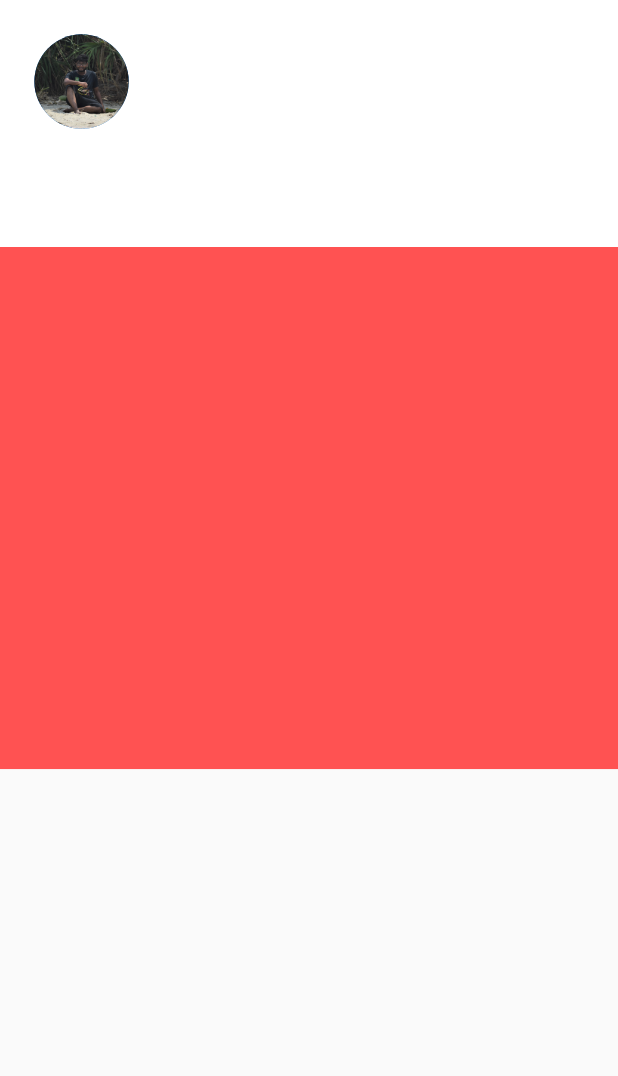
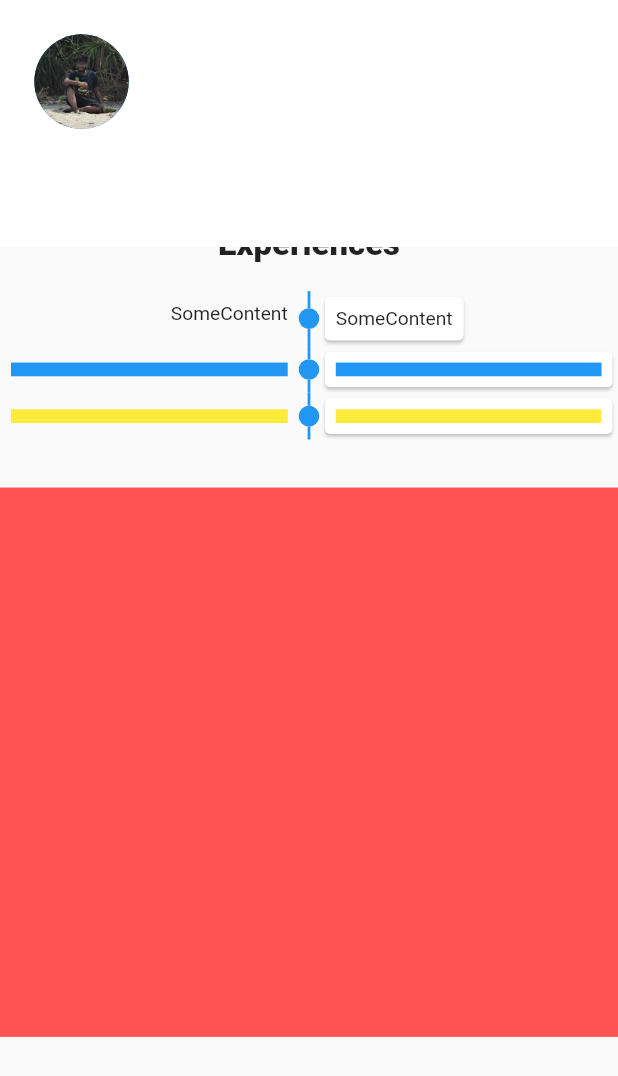
Before and after one commit to Fa-d/Portfolio, a Flutter app: the screen it shows after launch, scrolled down 576 dp, on a phone screen of 412 x 824 dp. Shown: the top 1076 px of the screen. Run offline on Flutter 3.47's test engine with Material 2 defaults, Android fonts, the phone set to English and light mode, and no system bars; drawn by our look-alikes of timelines; our stand-ins replace animated_text_kit, responsive_framework, simple_animations, supercharged, url_launcher_web; missing offline and left inert: blobs.

Commit message:
added sliverlist

```diff
--- a/lib/main_app.dart
+++ b/lib/main_app.dart
@@ -2,6 +2,7 @@ import 'package:flutter/material.dart';
 
 import 'app_bar_contents/appbar_deleget.dart';
 import 'app_bar_contents/appbar_drawer.dart';
+import 'sliver_list/FactorySliverListChild.dart';
 
 class MainApp extends StatefulWidget {
   @override
@@ -21,13 +22,21 @@ class _MainAppState extends State<MainApp> {
           SliverPersistentHeader(
             pinned: true,
             delegate:
-                SliverAppBarDelegate(MediaQuery.of(context).size, _scaffoldKey),
+            SliverAppBarDelegate(MediaQuery.of(context).size, _scaffoldKey),
+          ),
+          SliverList(
+            delegate: SliverChildBuilderDelegate(
+                  (context, index) => Padding(
+                padding: const EdgeInsets.only(bottom: 5),
+                child:FactorySliverListChild(index).getChild(),
+              ),
+              childCount: 3,
+            ),
           ),
           SliverFillRemaining(
             child: SingleChildScrollView(
               child: Column(
                 children: <Widget>[
-                  const Text('Text'),
                   Container(
                     color: Colors.redAccent,
                     height: 400,
--- /dev/null
+++ b/lib/sliver_list/FactorySliverListChild.dart
@@ -0,0 +1,31 @@
+import 'package:flutter/material.dart';
+
+import 'experience.dart';
+
+class FactorySliverListChild {
+  final index;
+
+  FactorySliverListChild(this.index);
+
+  Widget getChild() {
+    Widget ret = Container();
+    switch (index) {
+      case 0:
+        ret = Experience();
+        break;
+      case 1:
+        ret = Container(
+          color: Colors.blue,
+        );
+        break;
+      case 2:
+        ret = Container(
+          color: Colors.yellow,
+        );
+        break;
+      default:
+        ret = Container();
+    }
+    return ret;
+  }
+}
--- /dev/null
+++ b/lib/sliver_list/experience.dart
@@ -0,0 +1,47 @@
+import 'package:flutter/material.dart';
+import 'package:timelines/timelines.dart';
+
+import 'factory_experience.dart';
+
+class Experience extends StatelessWidget {
+  const Experience({Key? key}) : super(key: key);
+
+  @override
+  Widget build(BuildContext context) {
+    return Column(
+      children: [
+        SizedBox(
+          height: 20,
+        ),
+        Text(
+          "Experiences",
+          style: TextStyle(fontSize: 24, fontWeight: FontWeight.w800),
+        ),
+        SizedBox(
+          height: 20,
+        ),
+        FixedTimeline.tileBuilder(
+          builder: TimelineTileBuilder.connectedFromStyle(
+            contentsAlign: ContentsAlign.basic,
+            oppositeContentsBuilder: (context, index) => Padding(
+              padding: const EdgeInsets.all(8.0),
+              child: FactoryExperience(index).getOppositeContents(),
+            ),
+            contentsBuilder: (context, index) => Card(
+              child: Padding(
+                padding: const EdgeInsets.all(8.0),
+                child: FactoryExperience(index).getContents(),
+              ),
+            ),
+            connectorStyleBuilder: (context, index) => ConnectorStyle.solidLine,
+            indicatorStyleBuilder: (context, index) => IndicatorStyle.dot,
+            itemCount: 3,
+          ),
+        ),
+        SizedBox(
+          height: 20,
+        ),
+      ],
+    );
+  }
+}
--- /dev/null
+++ b/lib/sliver_list/factory_experience.dart
@@ -0,0 +1,64 @@
+import 'package:flutter/material.dart';
+
+
+
+class FactoryExperience {
+  final index;
+
+  FactoryExperience(this.index);
+
+  Widget getContents() {
+    Widget ret = Container();
+    switch (index) {
+      case 0:
+        ret = Column(
+          children: [
+            Text("SomeContent")
+          ],
+        );
+        break;
+      case 1:
+        ret = Container(
+          height: 10,
+          color: Colors.blue,
+        );
+        break;
+      case 2:
+        ret = Container(
+          height: 10,
+          color: Colors.yellow,
+        );
+        break;
+      default:
+        ret = Container();
+    }
+    return ret;
+  }
+  Widget getOppositeContents() {
+    Widget ret = Container();
+    switch (index) {
+      case 0:
+        ret = Column(
+          children: [
+            Text("SomeContent")
+          ],
+        );
+        break;
+      case 1:
+        ret = Container(
+          height: 10,
+          color: Colors.blue,
+        );
+        break;
+      case 2:
+        ret = Container(
+          height: 10,
+          color: Colors.yellow,
+        );
+        break;
+      default:
+        ret = Container();
+    }
+    return ret;
+  }
+}
--- a/pubspec.yaml
+++ b/pubspec.yaml
@@ -32,6 +32,8 @@ dependencies:
   simple_animations: ^3.1.1
   flutter_staggered_grid_view: ^0.4.0
   responsive_framework: ^0.1.0
+  timelines: ^0.1.0
+
 
   # The following adds the Cupertino Icons font to your application.
   # Use with the CupertinoIcons class for iOS style icons.
```
Also changed, not shown: pubspec.lock.
